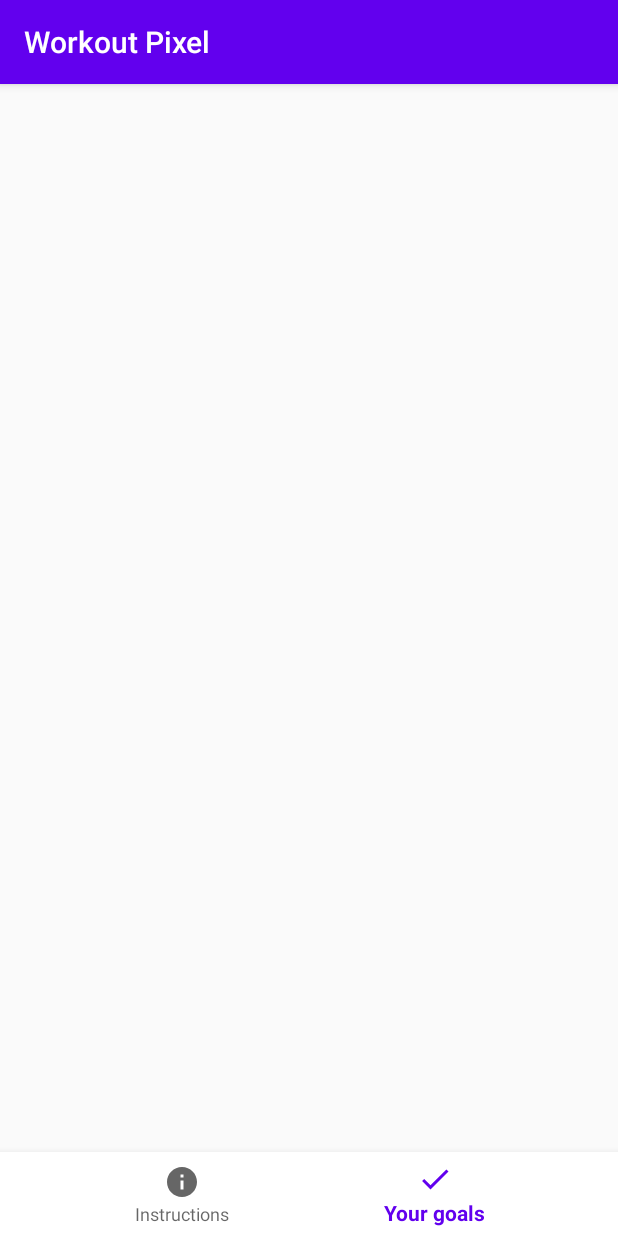
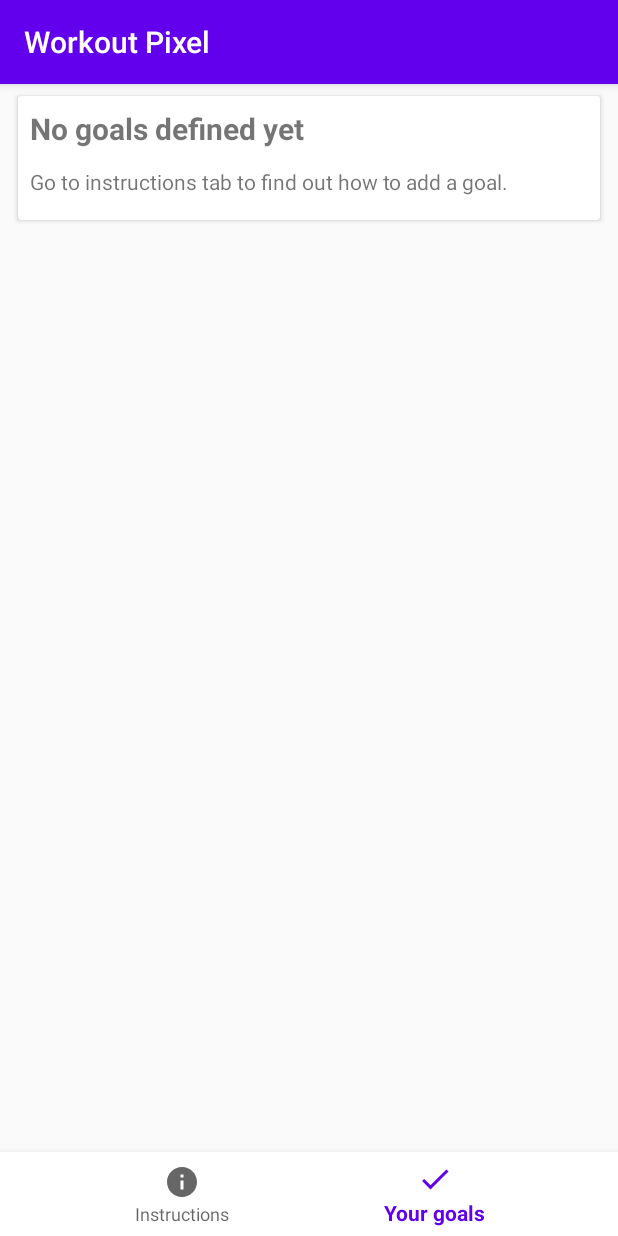
Before and after one commit to karim-attia/workout-pixel, an Android app: the GoalsFragment screen opened through its navigation route, on a phone screen of 412 x 824 dp. Run offline under Robolectric (Android 15) with nearby library versions, the phone set to English and light mode, and no system bars; our stand-ins replace Room's generated code, navigation-ui.

Commit message:
Small fixes

```diff
--- a/app/src/main/java/com/example/workoutpixel/Main/GoalsFragment.java
+++ b/app/src/main/java/com/example/workoutpixel/Main/GoalsFragment.java
@@ -2,6 +2,7 @@ package com.example.workoutpixel.Main;
 
 import android.content.Context;
 import android.os.Bundle;
+import android.util.Log;
 import android.view.LayoutInflater;
 import android.view.View;
 import android.view.ViewGroup;
@@ -9,8 +10,10 @@ import android.view.ViewGroup;
 import androidx.annotation.NonNull;
 import androidx.annotation.Nullable;
 import androidx.appcompat.app.AppCompatActivity;
+import androidx.cardview.widget.CardView;
 import androidx.fragment.app.Fragment;
 import androidx.lifecycle.LiveData;
+import androidx.navigation.Navigation;
 import androidx.recyclerview.widget.LinearLayoutManager;
 import androidx.recyclerview.widget.RecyclerView;
 
@@ -20,10 +23,12 @@ import com.example.workoutpixel.R;
 import org.jetbrains.annotations.NotNull;
 
 import java.util.List;
+import java.util.Objects;
 
 import static com.example.workoutpixel.Core.CommonFunctions.cleanGoals;
 
 public class GoalsFragment extends Fragment {
+    private static final String TAG = "WORKOUT_PIXEL GoalsFragment";
     private Context context;
     RecyclerViewAdapter recyclerViewAdapter;
 
@@ -53,7 +58,11 @@ public class GoalsFragment extends Fragment {
 
         // Toolbar
         requireActivity().setTitle("Workout Pixel");
-        ((AppCompatActivity) requireActivity()).getSupportActionBar().setDisplayHomeAsUpEnabled(false);
+        try {
+            Objects.requireNonNull(((AppCompatActivity) requireActivity()).getSupportActionBar()).setDisplayHomeAsUpEnabled(false);
+        } catch (Exception e) {
+            Log.w(TAG, "requireActivity " + e);
+        }
 
         setContent(view);
         return view;
@@ -75,11 +84,18 @@ public class GoalsFragment extends Fragment {
             recyclerViewAdapter.setData(goals);
             recyclerView.setItemAnimator(null);
             liveData.removeObservers(this);
-            executeAfterRecyclerViewWasPopulated(goals);
+            executeAfterRecyclerViewWasPopulated(goals, view);
         });
     }
 
-    private void executeAfterRecyclerViewWasPopulated (List<Goal> goals) {
+    private void executeAfterRecyclerViewWasPopulated (List<Goal> goals, View view) {
+        if(goals.size() == 0) {
+            CardView noGoalsInstructions = view.findViewById(R.id.no_goals_instructions);
+            noGoalsInstructions.setVisibility(View.VISIBLE);
+            noGoalsInstructions.setOnClickListener(v -> {
+                Navigation.findNavController(view).navigate(GoalsFragmentDirections.actionGoalsFragmentToInstructionsFragment());
+            });
+        }
         // TODO: Move to activity?
         cleanGoals(context, goals);
     }
--- a/app/src/main/java/com/example/workoutpixel/Main/InstructionsFragment.java
+++ b/app/src/main/java/com/example/workoutpixel/Main/InstructionsFragment.java
@@ -1,6 +1,7 @@
 package com.example.workoutpixel.Main;
 
 import android.os.Bundle;
+import android.util.Log;
 import android.view.LayoutInflater;
 import android.view.View;
 import android.view.ViewGroup;
@@ -13,7 +14,11 @@ import androidx.fragment.app.Fragment;
 
 import com.example.workoutpixel.R;
 
+import java.util.Objects;
+
 public class InstructionsFragment extends Fragment {
+    private static final String TAG = "WORKOUT_PIXEL InstructionsFragment";
+
     @Override
     public void onCreate(@Nullable Bundle savedInstanceState) {
         super.onCreate(savedInstanceState);
@@ -25,7 +30,11 @@ public class InstructionsFragment extends Fragment {
         View view = inflater.inflate(R.layout.instructions, container, false);
 
         requireActivity().setTitle("Workout Pixel");
-        ((AppCompatActivity) getActivity()).getSupportActionBar().setDisplayHomeAsUpEnabled(false);
+        try {
+            Objects.requireNonNull(((AppCompatActivity) requireActivity()).getSupportActionBar()).setDisplayHomeAsUpEnabled(false);
+        } catch (Exception e) {
+            Log.w(TAG, "requireActivity " + e);
+        }
 
         ImageView instructions_long_click = view.findViewById(R.id.instructions_long_click);
         ImageView instructions_widget_selection = view.findViewById(R.id.instructions_widget_selection);
--- a/app/src/main/java/com/example/workoutpixel/PastWorkouts/GoalDetailFragment.java
+++ b/app/src/main/java/com/example/workoutpixel/PastWorkouts/GoalDetailFragment.java
@@ -34,6 +34,7 @@ import com.example.workoutpixel.R;
 import org.jetbrains.annotations.NotNull;
 
 import java.util.List;
+import java.util.Objects;
 
 import static android.widget.LinearLayout.VERTICAL;
 import static com.example.workoutpixel.Core.CommonFunctions.STATUS_GREEN;
@@ -41,7 +42,7 @@ import static com.example.workoutpixel.Core.CommonFunctions.dateBeautiful;
 import static com.example.workoutpixel.Core.CommonFunctions.getDrawableIntFromStatus;
 
 public class GoalDetailFragment extends Fragment {
-    private static final String TAG = "WORKOUT_PIXEL ViewWorkoutsActivity";
+    private static final String TAG = "WORKOUT_PIXEL GoalDetailFragment";
     View view;
     int uid;
     Goal goal;
@@ -118,7 +119,7 @@ public class GoalDetailFragment extends Fragment {
         // Toolbar
         requireActivity().setTitle(goal.getTitle());
         try {
-            ((AppCompatActivity) requireActivity()).getSupportActionBar().setDisplayHomeAsUpEnabled(true);
+            Objects.requireNonNull(((AppCompatActivity) requireActivity()).getSupportActionBar()).setDisplayHomeAsUpEnabled(true);
         } catch (Exception e) {
             Log.w(TAG, "requireActivity " + e);
         }
--- a/app/src/main/res/layout/goals.xml
+++ b/app/src/main/res/layout/goals.xml
@@ -1,24 +1,53 @@
 <?xml version="1.0" encoding="utf-8"?>
-    <androidx.core.widget.NestedScrollView xmlns:android="http://schemas.android.com/apk/res/android"
+<androidx.core.widget.NestedScrollView
+    xmlns:android="http://schemas.android.com/apk/res/android"
     xmlns:app="http://schemas.android.com/apk/res-auto"
+    xmlns:tools="http://schemas.android.com/tools"
     android:layout_width="match_parent"
-    android:layout_height="match_parent"
-    xmlns:tools="http://schemas.android.com/tools">
+    android:layout_height="match_parent">
+
     <LinearLayout
         android:layout_width="match_parent"
         android:layout_height="wrap_content"
         android:gravity="center_vertical"
         android:orientation="vertical">
 
+        <androidx.cardview.widget.CardView
+            android:id="@+id/no_goals_instructions"
+            style="@style/Card"
+            android:visibility="gone"
+            tools:visibility="visible"
+            android:layout_marginTop="8dp"
+            >
+
+            <LinearLayout
+                style="@style/CardInnerView"
+                android:orientation="vertical">
+
+            <TextView
+                style="@style/DetailViewText.Title"
+                android:text="No goals defined yet"
+                app:layout_constraintEnd_toEndOf="parent"
+                app:layout_constraintStart_toStartOf="parent"
+                app:layout_constraintTop_toTopOf="parent"
+                />
+
+            <TextView
+                style="@style/DetailViewText"
+                android:text="Go to instructions tab to find out how to add a goal."
+                />
+
+            </LinearLayout>
+        </androidx.cardview.widget.CardView>
+
         <androidx.recyclerview.widget.RecyclerView
             android:id="@+id/recycler_view"
             android:layout_width="match_parent"
             android:layout_height="match_parent"
-        android:scrollbars="vertical"
-        app:layoutManager="LinearLayoutManager"
             android:layout_marginTop="4dp"
             android:layout_marginBottom="6dp"
-        />
+            android:scrollbars="vertical"
+            app:layoutManager="LinearLayoutManager" />
 
     </LinearLayout>
 </androidx.core.widget.NestedScrollView>
--- a/app/src/main/res/layout/workout_pixel_configure.xml
+++ b/app/src/main/res/layout/workout_pixel_configure.xml
@@ -16,9 +16,10 @@
             android:layout_width="match_parent"
             android:layout_height="wrap_content"
             android:id="@+id/configure_activity_intro_text"
-            android:text="@string/instructions"
+            android:text="@string/instructions_add_widget"
             android:layout_marginBottom="16dp"/>
 
+<!--        TODO: Same card stuff as in goal detail view-->
         <androidx.cardview.widget.CardView
             android:id="@+id/connect_widget"
             android:layout_width="match_parent"
--- a/app/src/main/res/menu/navigation_menu.xml
+++ b/app/src/main/res/menu/navigation_menu.xml
@@ -8,5 +8,5 @@
     <item
         android:id="@+id/goalsFragment"
         android:icon="@drawable/icon_done"
-        android:title="Your goals"/>
+        android:title="@string/your_goals"/>
 </menu>
--- a/app/src/main/res/values/strings.xml
+++ b/app/src/main/res/values/strings.xml
@@ -2,7 +2,7 @@
     <string name="app_name">Workout Pixel</string>
     <string name="header">Add a Workout Pixel widget</string>
     <string name="header_reconfigure">Edit your goal</string>
-    <string name="instructions">Add the widget for the goal you want to track here.\n\nYou can set the name of your goal and how often you want to reach it here. I recommend to start with a small goal and build a habit of feeling a sense of accomplishment when clicking the widget and seeing that it\'s green afterwards.\n\nHave fun reaching your goal!</string>
+    <string name="instructions_add_widget">Add the widget for the goal you want to track here.\n\nYou can set the name of your goal and how often you want to reach it here. I recommend to start with a small goal and build a habit of feeling a sense of accomplishment when clicking the widget and seeing that it\'s green afterwards.\n\nHave fun reaching your goal!</string>
     <string name="instructions_reconfigure">Have fun reaching your goal!\n</string>
     <string name="widgetTitle">Describe your goal in 1–2 words:</string>
     <string name="interval">How often do you want to reach your goal? Every</string>
@@ -31,4 +31,5 @@
     <string name="past_clicks">Past clicks</string>
     <string name="you_have_never_completed_this_goal_as_soon_as_you_click_on_the_widget_the_click_will_show_up_here">You have never completed this goal. As soon as you click on the widget, the click will show up here.</string>
     <string name="connect_widget_title">No widget for this goal</string>
+    <string name="your_goals">Your goals</string>
 </resources>
```
Also changed, not shown: app/src/main/java/com/example/workoutpixel/Core/ConfigureFragment.java (+12 -8 lines), app/src/main/res/layout/instructions.xml (+11 -22 lines). Lines whose indentation alone changed are shown as unchanged.
